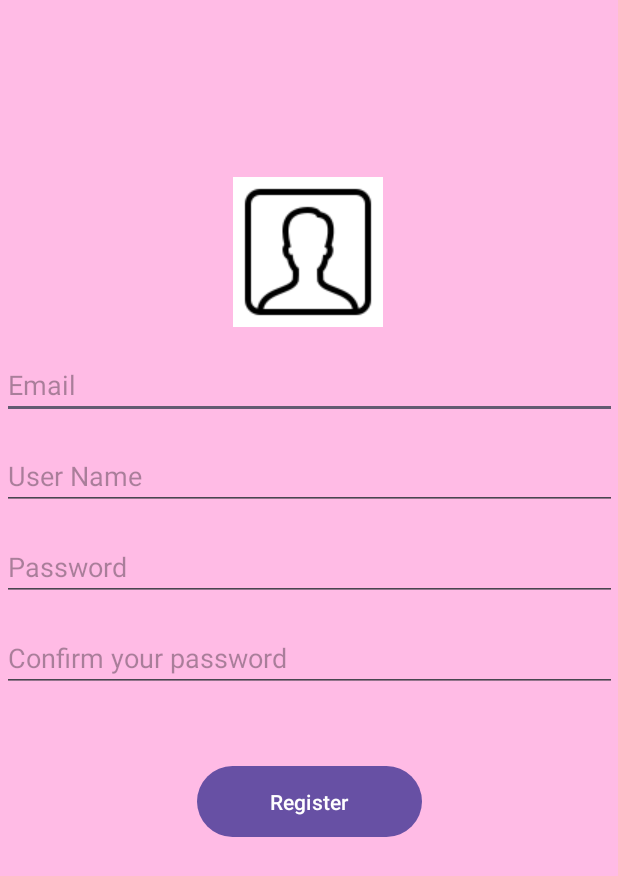
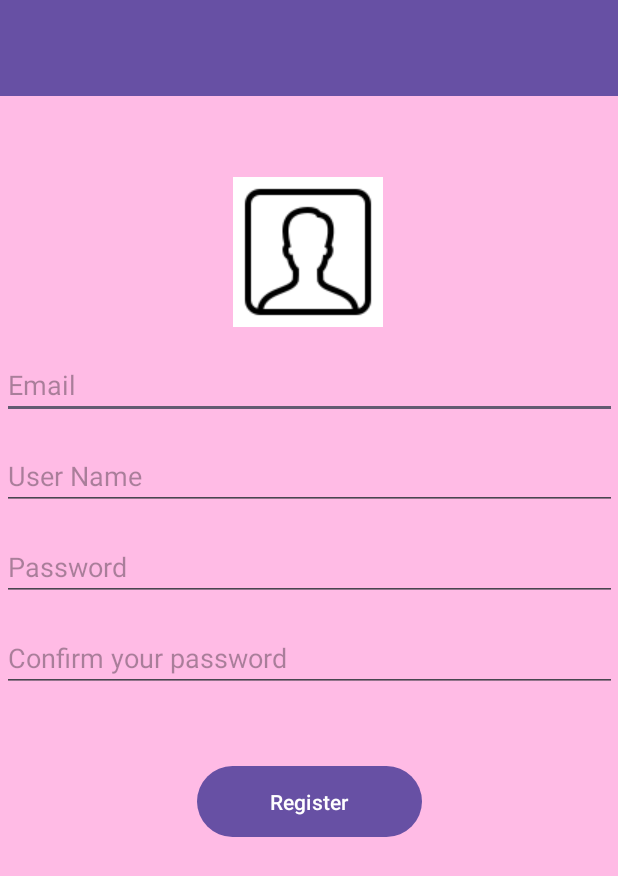
Before and after one commit to lapace90/groceryStore, an Android app: the screen it shows after launch (Register), after a tap on "Login", on a phone screen of 412 x 824 dp. Shown: the top 876 px of the screen. Run offline under Robolectric (Android 15) with nearby library versions, the phone set to English and light mode, and no system bars.

Commit message:
examen pas finit

```diff
--- a/app/src/main/java/com/example/groceriesappilaria/Login.java
+++ b/app/src/main/java/com/example/groceriesappilaria/Login.java
@@ -1,6 +1,9 @@
 package com.example.groceriesappilaria;
 
 import android.content.Intent;
+import android.database.Cursor;
+import android.database.sqlite.SQLiteDatabase;
+import android.database.sqlite.SQLiteOpenHelper;
 import android.os.Bundle;
 import android.util.Log;
 import android.view.View;
@@ -12,54 +15,60 @@ import androidx.appcompat.app.AppCompatActivity;
 
 public class Login extends AppCompatActivity {
 
-    private EditText passwordTxt, userTxt;
-    private Button loginBtn;
+    private EditText usernameEditText, passwordEditText;
+    private Button loginButton;
 
     @Override
     protected void onCreate(Bundle savedInstanceState) {
         super.onCreate(savedInstanceState);
         setContentView(R.layout.activity_login);
 
-        passwordTxt = findViewById(R.id.passwordTxt);
-        userTxt = findViewById(R.id.userTxt);
-        loginBtn = findViewById(R.id.btnLogin);
+        usernameEditText = findViewById(R.id.userName);
+        passwordEditText = findViewById(R.id.passwordTxt);
+        loginButton = findViewById(R.id.btnLogin);
 
-        loginBtn.setOnClickListener(new View.OnClickListener() {
+        loginButton.setOnClickListener(new View.OnClickListener() {
             @Override
             public void onClick(View v) {
-                boolean newAccess = checkNewAccess();
-
-                if (newAccess) {
-                    // Se l'utente non esiste nel database, reindirizza alla pagina di registrazione
-                    Intent registerIntent = new Intent(Login.this, Register.class);
-                    startActivity(registerIntent);
-                } else {
-
-                        Intent i = new Intent(getApplicationContext(), Welcome.class);
-                        Toast.makeText(Login.this, "Welcome!" , Toast.LENGTH_SHORT).show();
-                        startActivity(i);
-                        finish();
-                    }
-                }
-
+                handleLogin();
+            }
         });
     }
 
-    private boolean checkNewAccess() {
-        String username = userTxt.getText().toString();
-        String password = passwordTxt.getText().toString();
-        // Implementa la logica per verificare se l'utente esiste già nel database
-        // Questo è solo un esempio, dovresti sostituire questa implementazione con la tua logica effettiva
-        boolean userExists = checkUserExists(username, password);
+    private void handleLogin() {
+        String username = usernameEditText.getText().toString();
+        String password = passwordEditText.getText().toString();
 
-        // Se l'utente non esiste nel database, è un nuovo accesso
-        return !userExists;
+        boolean isNewUser = checkIfNewUser(username, password);
+
+        if (isNewUser) {
+            redirectToRegistration();
+        } else {
+            redirectToWelcomePage();
+        }
     }
 
-    // Metodo per verificare se l'utente esiste già nel database
-    private boolean checkUserExists(String username, String password) {
-        // Implementa la logica per verificare se l'utente esiste già nel database
-        // Questo è solo un esempio, dovresti sostituire questa implementazione con la tua logica effettiva
-        return false;
+    private boolean checkIfNewUser(String username, String password) {
+        try (UserContract userContract = new UserContract(this);
+             SQLiteDatabase db = userContract.getReadableDatabase();
+             Cursor cursor = db.rawQuery("SELECT * FROM " + UserContract.NOM_TABLE +
+                             " WHERE " + UserContract.COL3 + " = ? AND " +
+                             UserContract.COL2 + " = ?",
+                     new String[]{username, password})) {
+
+            return !cursor.moveToFirst();
+        }
+    }
+
+    private void redirectToRegistration() {
+        Intent registerIntent = new Intent(Login.this, Register.class);
+        startActivity(registerIntent);
+    }
+
+    private void redirectToWelcomePage() {
+        Intent welcomeIntent = new Intent(Login.this, Welcome.class);
+        Toast.makeText(Login.this, "Welcome!", Toast.LENGTH_SHORT).show();
+        startActivity(welcomeIntent);
+        finish();
     }
 }
--- a/app/src/main/java/com/example/groceriesappilaria/MainActivity.java
+++ b/app/src/main/java/com/example/groceriesappilaria/MainActivity.java
@@ -1,22 +1,29 @@
 package com.example.groceriesappilaria;
 
 import android.content.Intent;
-import android.database.Cursor;
 import android.os.Bundle;
 import android.os.Handler;
 import android.os.Looper;
+import android.view.Menu;
+import android.database.Cursor;
+import android.view.MenuItem;
+import android.view.MenuInflater;
+import android.widget.ProgressBar;
 import android.util.Log;
-import android.widget.ProgressBar;
+import androidx.annotation.NonNull;
+import androidx.appcompat.app.AppCompatActivity;
+import androidx.appcompat.widget.Toolbar;
 
-import androidx.activity.EdgeToEdge;
-import androidx.appcompat.app.AppCompatActivity;
-import androidx.core.graphics.Insets;
-import androidx.core.view.ViewCompat;
-import androidx.core.view.WindowInsetsCompat;
+import com.example.groceriesappilaria.R;
+
+
 
 public class MainActivity extends AppCompatActivity {
+
+    private Toolbar toolbar;
     private Handler handler;
     private ProgressBar pgBar;
+    private boolean userLoggedIn = false; // Stato di accesso dell'utente
 
     @Override
     protected void onCreate(Bundle savedInstanceState) {
@@ -24,17 +31,66 @@ public class MainActivity extends AppCompatActivity {
         setContentView(R.layout.activity_main);
 
 
+
+        toolbar = findViewById(R.id.toolbar);
+        setSupportActionBar(toolbar);
+        getSupportActionBar().setDisplayShowTitleEnabled(false);
+
         pgBar = findViewById(R.id.pgBar);
         handler = new Handler(Looper.getMainLooper());
         handler.postDelayed(new Runnable() {
             @Override
-                public void run() {
-                    Intent i = new Intent(getApplicationContext(), Login.class);
-                    startActivity(i);
-                    finish();
+            public void run() {
+                Intent i = new Intent(getApplicationContext(), Login.class);
+                startActivity(i);
+                finish();
             }
         }, 3000);
 
 
+
+
+        // Simulazione: l'utente effettua l'accesso con successo
+        onUserLoggedIn();
+    }
+
+    @Override
+    public boolean onCreateOptionsMenu(Menu menu) {
+        // Se l'utente è autenticato, mostra il menu
+        if (userLoggedIn) {
+            getMenuInflater().inflate(R.menu.menu_main, menu);
+            return true;
+        } else {
+            return false; // Non mostra il menu se l'utente non è autenticato
+        }
+    }
+
+    @Override
+    public boolean onOptionsItemSelected(@NonNull MenuItem item) {
+        int id = item.getItemId();
+        if (id == R.id.actionList) {
+            Intent listIntent = new Intent(MainActivity.this, ListActivity.class);
+            startActivity(listIntent);
+            return true;
+        }
+        if (id == R.id.actionAgain) {
+            // Azioni per la voce "Buy Again"
+            return true;
+        }
+        if (id == R.id.actionSettings) {
+            // Azioni per la voce "Settings"
+            return true;
+        }
+        return super.onOptionsItemSelected(item);
+    }
+
+    // Simula l'accesso dell'utente con successo
+    private void onUserLoggedIn() {
+        // Effettua le operazioni necessarie per l'accesso
+        // (ad esempio, verifica le credenziali, avvia la sessione, ecc...)
+        userLoggedIn = true;
+
+        // Aggiorna il menu per riflettere lo stato di accesso
+        invalidateOptionsMenu();
     }
 }
--- a/app/src/main/java/com/example/groceriesappilaria/UserContract.java
+++ b/app/src/main/java/com/example/groceriesappilaria/UserContract.java
@@ -8,11 +8,13 @@ import android.util.Log;
 
 public class UserContract extends SQLiteOpenHelper {
     public static final String BASE_NOM = "Users.db";
-    public static final int BASE_VERSION = 3;
+    public static final int BASE_VERSION = 4;
     public static final String NOM_TABLE = "T_Users";
     public static final String COL0 = "IdClient";
     public static final String COL1 = "Email";
     public static final String COL2 = "Password";
+
+    public static final String COL3 = "UserName";
 
 
     public UserContract(Context context) {
@@ -25,7 +27,8 @@ public class UserContract extends SQLiteOpenHelper {
                 " ("
                 + COL0 + " integer primary key autoincrement,"
                 + COL1 + " text not null,"
-                + COL2 + " text not null);";
+                + COL2 + " text not null,"
+                + COL3 + " text not null);";
 
         Log.d("DataBase", "strSql" + strSql);
         db.execSQL(strSql);
@@ -43,10 +46,10 @@ public class UserContract extends SQLiteOpenHelper {
         Log.d("DataBase", "Method Upgrade Call: " + NOM_TABLE);
     }
 
-    public void insertionCLIENTS(String Email, String Password) {
+    public void insertionCLIENTS(String Email, String Password, String UserName) {
         Email = Email.replace("'", " ");
         Password = Password.replace("'", " ");
-        String strSql = "INSERT INTO " + NOM_TABLE + "(" +COL1 + "," +COL2 + ")" + "values ('" + Email + "','" + Password + "');";
+        String strSql = "INSERT INTO " + NOM_TABLE + "(" +COL1 + "," +COL2 + ", " +COL3 + ")" + "values ('" + Email + "','" + Password + "','" + UserName +"');";
         Log.d("DataBase", "StrSql insert: " +strSql);
         getWritableDatabase().execSQL(strSql);
         Log.d("DataBase", "Clienti inseriti con successo!");
--- a/app/src/main/res/layout/activity_register.xml
+++ b/app/src/main/res/layout/activity_register.xml
@@ -6,6 +6,17 @@
     android:layout_height="match_parent"
     tools:context=".Register"
     android:background="@color/lightpink">
+
+    <androidx.appcompat.widget.Toolbar
+        android:id="@+id/toolbar"
+        android:layout_width="match_parent"
+        android:layout_height="wrap_content"
+        android:background="?attr/colorPrimary"
+        android:minHeight="?attr/actionBarSize"
+        android:theme="?attr/actionBarTheme"
+        app:layout_constraintEnd_toEndOf="parent"
+        app:layout_constraintStart_toStartOf="parent"
+        app:layout_constraintTop_toTopOf="parent" />
 
 
     <ImageView
@@ -42,7 +53,7 @@
             android:paddingTop="25dp" />
 
         <EditText
-            android:id="@+id/registerId"
+            android:id="@+id/userName"
             android:layout_width="match_parent"
             android:layout_height="wrap_content"
             android:ems="10"
--- /dev/null
+++ b/app/src/main/res/menu/menu_main.xml
@@ -0,0 +1,38 @@
+<?xml version="1.0" encoding="utf-8"?>
+<menu
+    xmlns:android="http://schemas.android.com/apk/res/android"
+    xmlns:app="http://schemas.android.com/apk/res-auto"
+    xmlns:tools="http://schemas.android.com/tools"
+    android:layout_width="match_parent"
+    android:layout_height="match_parent"
+    tools:context=".MainActivity">
+
+    <item
+        android:id="@+id/actionList"
+        android:orderInCategory="1"
+        android:icon="@drawable/ic_launcher_foreground"
+        android:title="Your Shop List"
+        app:showAsAction="never"
+        />
+
+    <item
+        android:id="@+id/actionAgain"
+        android:orderInCategory="2"
+        android:title="Buy Again"
+        app:showAsAction="never"
+        />
+
+    <item
+        android:id="@+id/action3"
+        android:orderInCategory="3"
+        android:title=""
+        app:showAsAction="never"
+        />
+
+    <item
+        android:id="@+id/actionSettings"
+        android:orderInCategory="4"
+        android:title="Settings"
+        app:showAsAction="never"
+        />
+</menu>
```
Also changed, not shown: app/src/main/AndroidManifest.xml (+9 -0 lines), app/src/main/java/com/example/groceriesappilaria/ControlSaisie.java (added, +82 -0 lines), app/src/main/java/com/example/groceriesappilaria/ListActivity.java (added, +67 -0 lines), app/src/main/java/com/example/groceriesappilaria/ProfileActivity.java (added, +20 -0 lines), app/src/main/java/com/example/groceriesappilaria/Register.java (+14 -8 lines), app/src/main/java/com/example/groceriesappilaria/ShopActivity.java (added, +24 -0 lines), app/src/main/java/com/example/groceriesappilaria/Welcome.java (+48 -1 lines), app/src/main/res/layout/activity_list.xml (added, +34 -0 lines), app/src/main/res/layout/activity_login.xml (+9 -2 lines), app/src/main/res/layout/activity_main.xml (+8 -0 lines), app/src/main/res/layout/activity_profile.xml (added, +52 -0 lines), app/src/main/res/layout/activity_shop.xml (added, +24 -0 lines), app/src/main/res/layout/activity_welcome.xml (+22 -1 lines), app/src/main/res/drawable/pinkstore.png (added).
